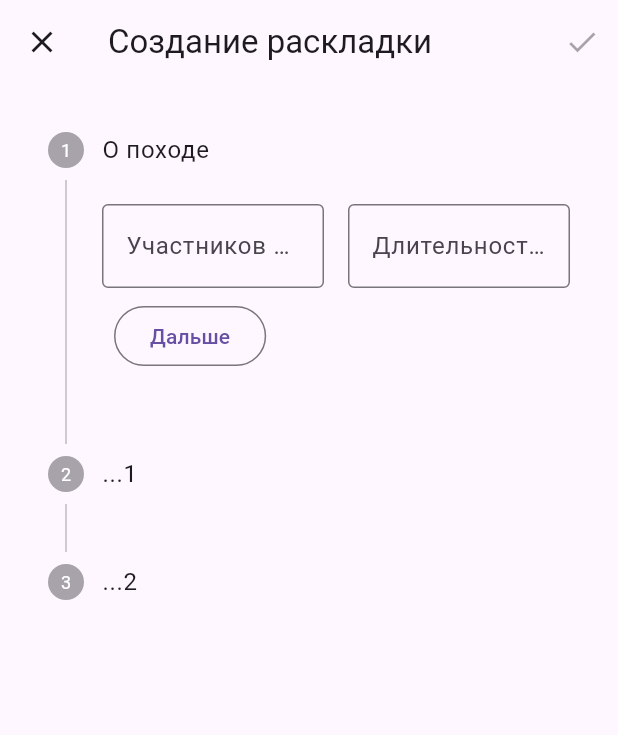
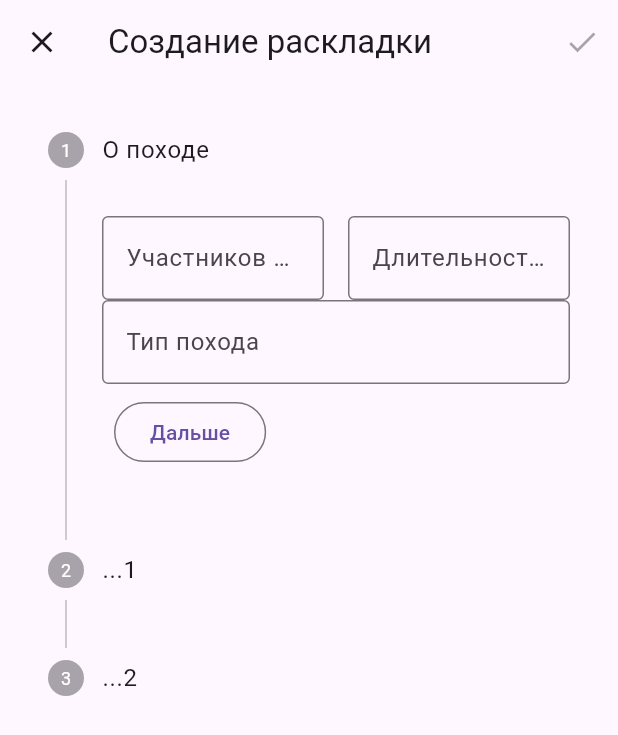
Before and after one commit to bxkr/toureat, a Flutter app: the CreateDialog screen opened directly with empty values, on a phone screen of 412 x 824 dp. Shown: the top 735 px of the screen. Run offline on Flutter 3.47's test engine with Material 2 defaults, Android fonts, the phone set to English and light mode, and no system bars; our stand-ins replace shared_preferences; missing offline and left inert: window_size; accounts and stored records are empty.

Commit message:
Add hike type field

```diff
--- a/lib/create_dialog_steps/general.dart
+++ b/lib/create_dialog_steps/general.dart
@@ -1,32 +1,54 @@
 import 'package:flutter/material.dart';
 import 'package:flutter/services.dart';
 
-class CreateGeneral extends StatelessWidget {
+class CreateGeneral extends StatefulWidget {
   const CreateGeneral({super.key});
 
   @override
+  State<CreateGeneral> createState() => _CreateGeneralState();
+}
+
+class _CreateGeneralState extends State<CreateGeneral> {
+  bool _hikeIsNotValidated = false;
+  String? _currentHikeText;
+  final GlobalKey _formKey = GlobalKey();
+
+  @override
   Widget build(BuildContext context) {
-    return Flex(
+    return Container(
+      margin: const EdgeInsets.only(top: 8.0),
+      child: Flex(
         direction: Axis.vertical,
         children: [
           Form(
-          autovalidateMode: AutovalidateMode.onUserInteraction,
-          key: GlobalKey(),
+            key: _formKey,
             child: Container(
               alignment: Alignment.centerLeft,
               child: SizedBox(
                 width: 512,
-              child: Row(
+                child: Column(
                   children: [
-                  _createDigitsField('Участников похода', suffixText: 'человек'),
+                    Row(
+                      children: [
+                        _createDigitsField('Участников похода',
+                            suffixText: 'человек'),
                         const SizedBox(width: 16),
-                  _createDigitsField('Длительность похода', suffixText: 'дней'),
+                        _createDigitsField('Длительность похода',
+                            suffixText: 'дней'),
+                      ],
+                    ),
+                    Row(
+                      children: [
+                        _createAutocompleteField('Тип похода'),
+                      ],
+                    )
                   ],
                 ),
               ),
             ),
           )
         ],
+      ),
     );
   }
 
@@ -37,8 +59,7 @@ class CreateGeneral extends StatelessWidget {
             border: const OutlineInputBorder(),
             labelText: label,
             counter: Container(),
-          suffixText: suffixText
-        ),
+            suffixText: suffixText),
         maxLength: 2,
         keyboardType: const TextInputType.numberWithOptions(),
         inputFormatters: <TextInputFormatter>[
@@ -47,4 +68,67 @@ class CreateGeneral extends StatelessWidget {
       ),
     );
   }
+
+  Flexible _createAutocompleteField(String label) {
+    return Flexible(
+      child: Autocomplete<Hike>(
+        fieldViewBuilder: (BuildContext context,
+            TextEditingController textEditingController,
+            FocusNode focusNode,
+            VoidCallback onFieldSubmitted) {
+          focusNode.addListener(() {
+            if (!focusNode.hasFocus) {
+              if (!Hike.values.map((e) => e.name).contains(textEditingController.text)) {
+                setState(() {
+                  textEditingController.text = '';
+                });
               }
+            }
+          });
+          return TextFormField(
+            decoration: InputDecoration(
+              border: const OutlineInputBorder(),
+              labelText: label,
+              errorText: (() {
+                if (_hikeIsNotValidated) {
+                  return 'Выберите из списка';
+                }
+              })(),
+            ),
+            controller: textEditingController,
+            focusNode: focusNode,
+            onFieldSubmitted: (String value) => onFieldSubmitted(),
+          );
+        },
+        displayStringForOption: (Hike hike) => hike.name,
+        optionsBuilder: (TextEditingValue textEditingValue) {
+          if (textEditingValue.text == '') {
+            return Hike.values;
+          }
+          return Hike.values.where((Hike option) {
+            return option.name
+                .toLowerCase()
+                .contains(textEditingValue.text.toLowerCase());
+          });
+        },
+        initialValue: TextEditingValue(text: (_currentHikeText) ?? ''),
+        onSelected: (Hike selection) {
+          _currentHikeText = selection.name;
+          setState(() {
+            _hikeIsNotValidated = false;
+          });
+        },
+      ),
+    );
+  }
+}
+
+enum Hike {
+  water('Водный'),
+  onFoot('Пеший'),
+  onSki('Лыжный');
+
+  const Hike(this.name);
+
+  final String name;
+}
```
Lines whose indentation alone changed are shown as unchanged.
